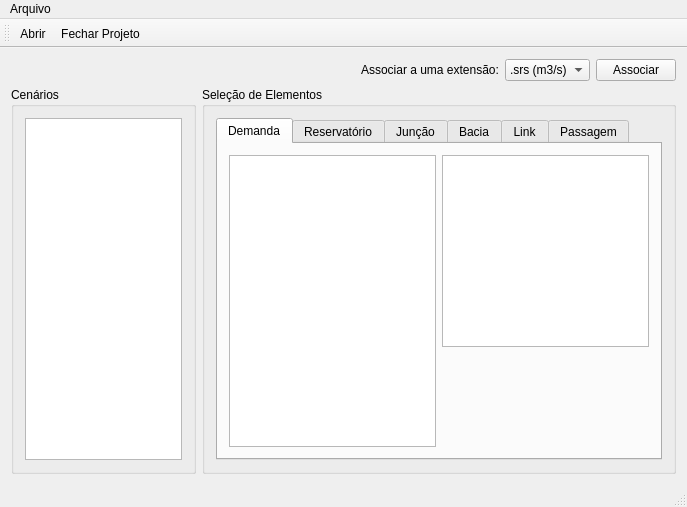
Old version of the form mainwindow.ui in the repository andre79/ExtensionFix.
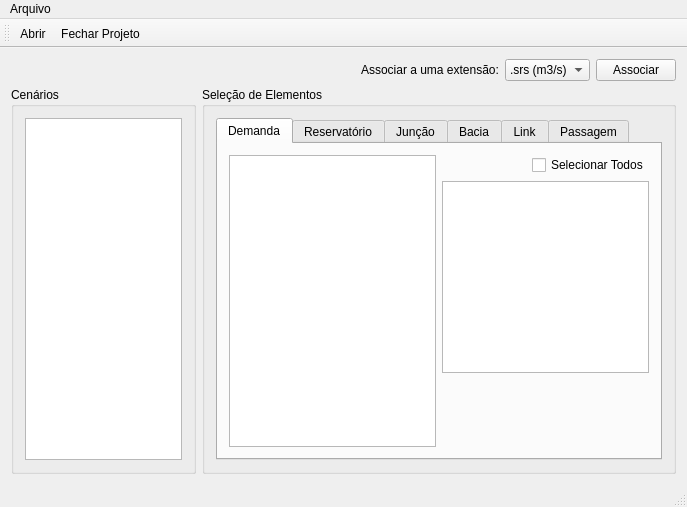
New version of the form.

Commit message: [CHANGE]Before remove assosiar

The edit to the form file:
```diff
--- a/mainwindow.ui
+++ b/mainwindow.ui
@@ -112,6 +112,30 @@
              </item>
              <item>
               <layout class="QVBoxLayout" name="verticalLayout_5">
+               <item>
+                <layout class="QHBoxLayout" name="horizontalLayout">
+                 <item>
+                  <spacer name="horizontalSpacer_2">
+                   <property name="orientation">
+                    <enum>Qt::Horizontal</enum>
+                   </property>
+                   <property name="sizeHint" stdset="0">
+                    <size>
+                     <width>40</width>
+                     <height>20</height>
+                    </size>
+                   </property>
+                  </spacer>
+                 </item>
+                 <item>
+                  <widget class="QCheckBox" name="checkBox">
+                   <property name="text">
+                    <string>Selecionar Todos</string>
+                   </property>
+                  </widget>
+                 </item>
+                </layout>
+               </item>
                <item>
                 <widget class="QListWidget" name="listWidgetDemandError"/>
                </item>
```
